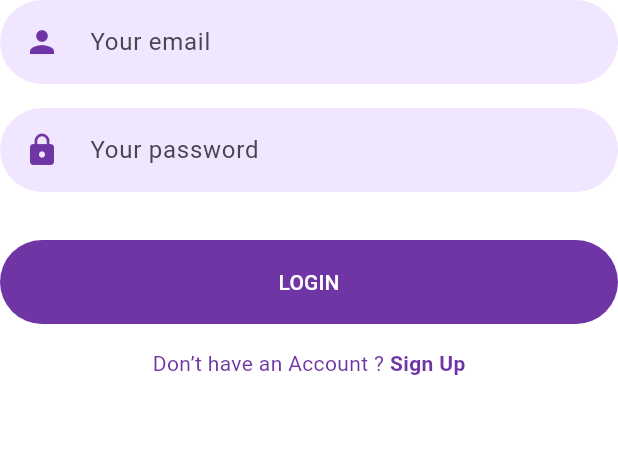
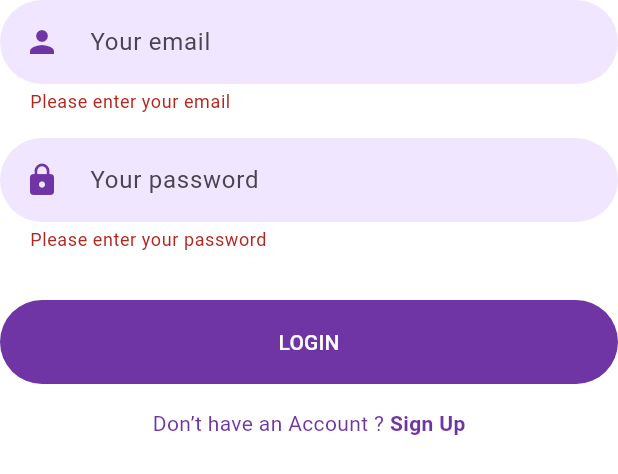
Before and after one commit to TharinduGee/BusBuddy, a Flutter app: the LoginForm widget shown alone on an empty page, opened directly, after a tap on "LOGIN", on a phone screen of 412 x 824 dp. Shown: the top 474 px of the screen. Run offline on Flutter 3.47's test engine with Material 3 defaults, Android fonts, the phone set to English and light mode, and no system bars; our stand-ins replace flutter_svg.

```diff
--- /dev/null
+++ b/mobile/busbuddy/lib/Screens/Dashboard/driver_dashboard.dart
@@ -0,0 +1,15 @@
+import 'package:flutter/material.dart';
+
+class DriverDashboard extends StatelessWidget {
+  const DriverDashboard({super.key});
+
+  @override
+  Widget build(BuildContext context) {
+    return const Scaffold(
+      body: Text(
+        "driver",
+        style: TextStyle(fontWeight: FontWeight.bold, fontSize: 76),
+      ),
+    );
+  }
+}
--- a/mobile/busbuddy/lib/Screens/Login/components/login_form.dart
+++ b/mobile/busbuddy/lib/Screens/Login/components/login_form.dart
@@ -1,24 +1,71 @@
+import 'package:busbuddy/Screens/Dashboard/driver_dashboard.dart';
 import 'package:flutter/material.dart';
+import 'package:http/http.dart' as http;
 
 import '../../../components/already_have_an_account_acheck.dart';
 import '../../../constants.dart';
 import '../../Signup/signup_screen.dart';
 
-class LoginForm extends StatelessWidget {
-  const LoginForm({
-    Key? key,
-  }) : super(key: key);
+class LoginForm extends StatefulWidget {
+  const LoginForm({Key? key}) : super(key: key);
+
+  @override
+  _LoginFormState createState() => _LoginFormState();
+}
+
+class _LoginFormState extends State<LoginForm> {
+  final _formKey = GlobalKey<FormState>();
+  TextEditingController _emailController = TextEditingController();
+  TextEditingController _passwordController = TextEditingController();
+
+  Future<void> _login() async {
+    if (_formKey.currentState!.validate()) {
+      // API call to login
+      final response = await http.post(
+        Uri.parse('http://localhost:8081/api/v1/signIn'),
+        body: {
+          'email': _emailController.text,
+          'password': _passwordController.text,
+        },
+      );
+
+      if (response.statusCode == 200) {
+        // Handle successful login
+        // Redirect user based on role
+        // Example:
+        Navigator.pushReplacement(
+          context,
+          MaterialPageRoute(builder: (context) => DriverDashboard()),
+        );
+      } else {
+        // Handle login failure
+        // Show error message to the user
+        ScaffoldMessenger.of(context).showSnackBar(
+          SnackBar(
+            content: Text('Login failed'),
+          ),
+        );
+      }
+    }
+  }
 
   @override
   Widget build(BuildContext context) {
     return Form(
+      key: _formKey,
       child: Column(
         children: [
           TextFormField(
+            controller: _emailController,
             keyboardType: TextInputType.emailAddress,
             textInputAction: TextInputAction.next,
             cursorColor: kPrimaryColor,
-            onSaved: (email) {},
+            validator: (value) {
+              if (value == null || value.isEmpty) {
+                return 'Please enter your email';
+              }
+              return null;
+            },
             decoration: const InputDecoration(
               hintText: "Your email",
               prefixIcon: Padding(
@@ -30,9 +77,16 @@ class LoginForm extends StatelessWidget {
           Padding(
             padding: const EdgeInsets.symmetric(vertical: defaultPadding),
             child: TextFormField(
+              controller: _passwordController,
               textInputAction: TextInputAction.done,
               obscureText: true,
               cursorColor: kPrimaryColor,
+              validator: (value) {
+                if (value == null || value.isEmpty) {
+                  return 'Please enter your password';
+                }
+                return null;
+              },
               decoration: const InputDecoration(
                 hintText: "Your password",
                 prefixIcon: Padding(
@@ -44,7 +98,7 @@ class LoginForm extends StatelessWidget {
           ),
           const SizedBox(height: defaultPadding),
           ElevatedButton(
-            onPressed: () {},
+            onPressed: _login,
             child: Text(
               "Login".toUpperCase(),
             ),
--- a/mobile/busbuddy/lib/main.dart
+++ b/mobile/busbuddy/lib/main.dart
@@ -12,8 +12,9 @@ class MyApp extends StatelessWidget {
   Widget build(BuildContext context) {
     return MaterialApp(
       debugShowCheckedModeBanner: false,
-      title: 'Flutter Auth',
+      title: 'BusBuddy',
       theme: ThemeData(
+          useMaterial3: true,
           primaryColor: kPrimaryColor,
           scaffoldBackgroundColor: Colors.white,
           elevatedButtonTheme: ElevatedButtonThemeData(
```
